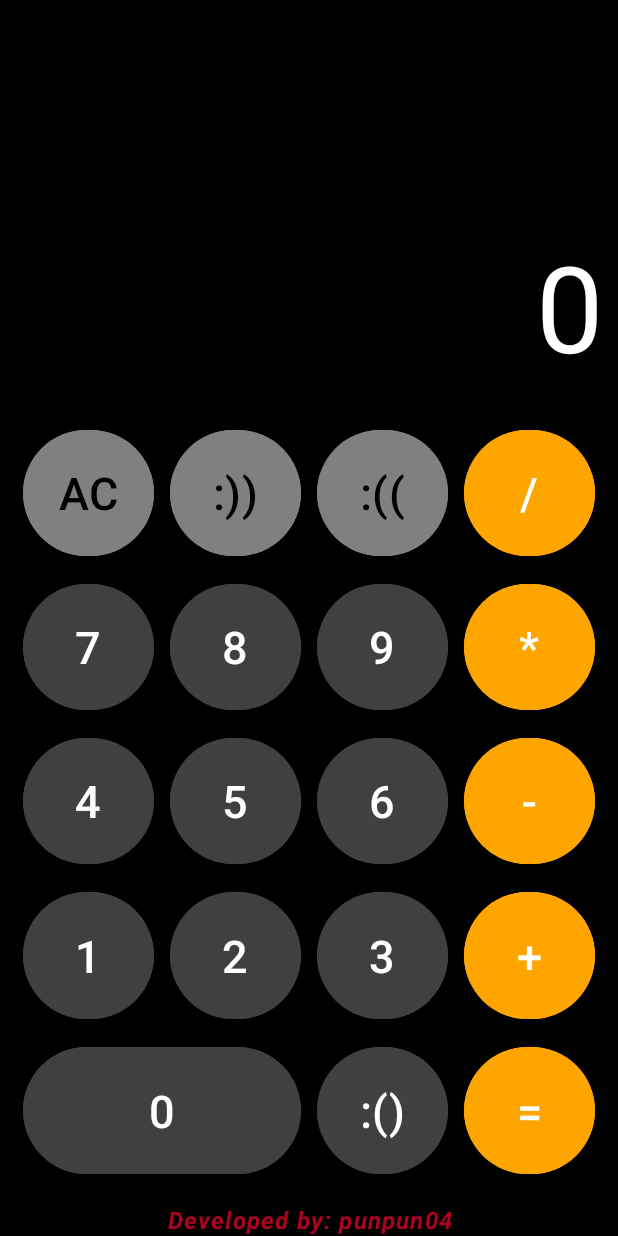
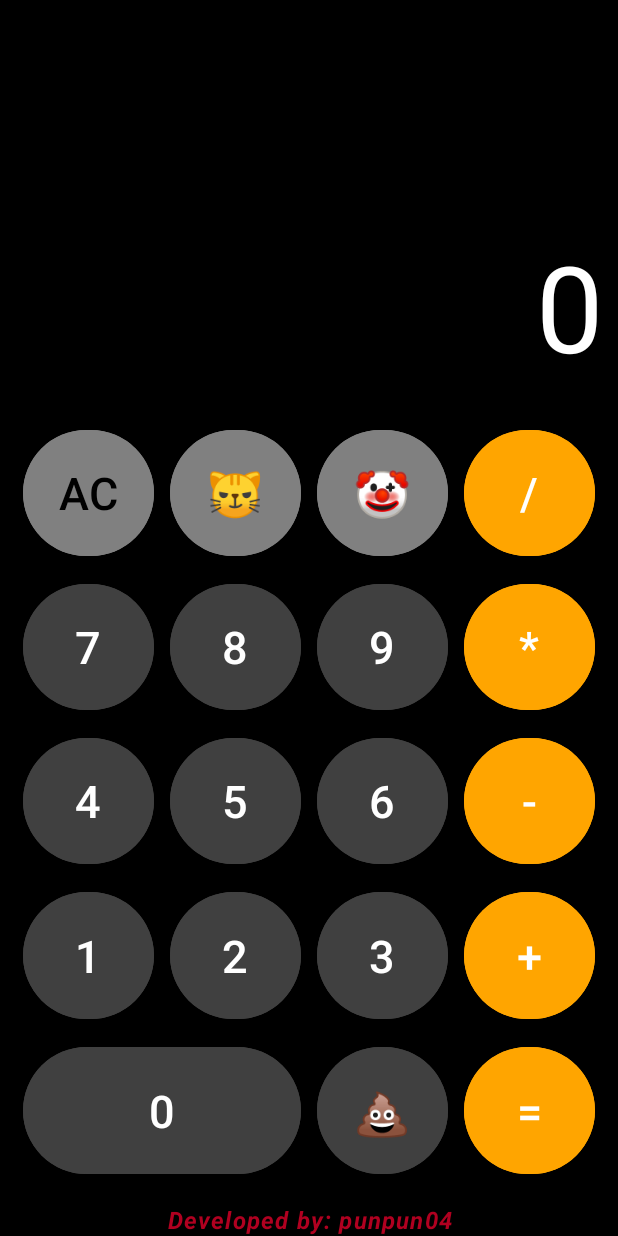
Before and after one commit to Quan0414/Android_2025, an Android app: the screen it shows after launch (MainActivity), on a phone screen of 412 x 824 dp. Run offline under Robolectric (Android 15) with nearby library versions, the phone set to English and light mode, and no system bars.

Commit message:
feat: update icon button

```diff
--- a/Calc/app/src/main/res/layout/activity_main.xml
+++ b/Calc/app/src/main/res/layout/activity_main.xml
@@ -65,7 +65,7 @@
             android:layout_columnWeight="1"
             android:layout_margin="5dp"
             android:backgroundTint="@color/gray"
-            android:text=":))"
+            android:text="😼"
             android:textColor="@color/black"
             android:textSize="30sp" />
 
@@ -79,7 +79,7 @@
             android:layout_columnWeight="1"
             android:layout_margin="5dp"
             android:backgroundTint="@color/gray"
-            android:text=":(("
+            android:text="🤡"
             android:textColor="@color/black"
             android:textSize="30sp" />
 
@@ -276,7 +276,7 @@
             android:layout_columnWeight="1"
             android:layout_margin="5dp"
             android:backgroundTint="@color/dark_gray"
-            android:text=":()"
+            android:text="💩"
             android:textSize="30sp" />
 
         <Button
```
Also changed, not shown: Calc/app/src/main/java/com/example/calc/MainActivity.kt (line endings or trailing spaces).
